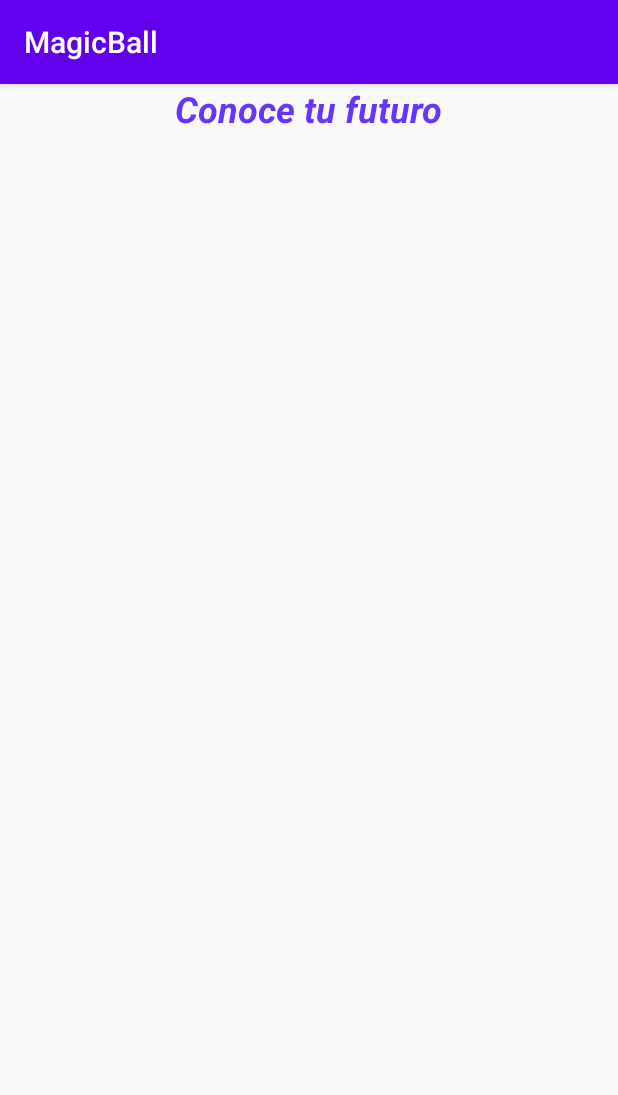
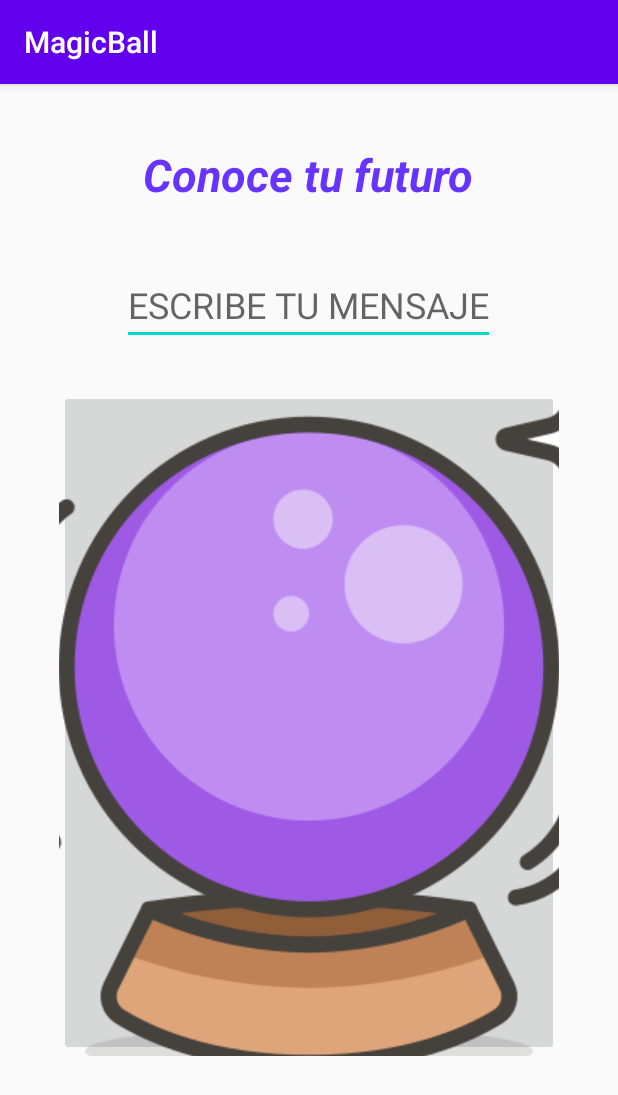
Before and after one commit to zlunadiaz/MagicBall, an Android app: the screen it shows after launch (MainActivity), on a phone screen of 412 x 824 dp. Shown: the top 1095 px of the screen. Run offline under Robolectric (Android 15) with nearby library versions, the phone set to English and light mode, and no system bars.

Commit message:
finalizacion de vista y archivo java

```diff
--- a/app/src/main/java/com/example/magicball/MainActivity.java
+++ b/app/src/main/java/com/example/magicball/MainActivity.java
@@ -2,12 +2,46 @@ package com.example.magicball;
 
 import android.support.v7.app.AppCompatActivity;
 import android.os.Bundle;
+import android.view.View;
+import android.widget.ImageButton;
+import android.widget.TextView;
+import android.widget.Toast;
 
-public class MainActivity extends AppCompatActivity {
+import java.util.Random;
+
+public class MainActivity extends AppCompatActivity implements View.OnClickListener{
+    private ImageButton Ball;
+    private TextView respuesta;
+    private String [] respuestaArray ={"Es cierto", "Definitivamente es así", "Sin duda", "Sí definitivamente", "Puede confiar en él", "Como yo lo veo, sí",
+            "Lo más probable", "Perspectiva buena", "Sí", "Las señales apuntan a sí", "Respuesta confusa intente de nuevo", "Pregunte de nuevo más tarde",
+            "Mejor no decirte ahora", "No puedo predecir ahora", "Concéntrate y pregunta de nuevo", "No cuentes con eso",
+            "Mi respuesta es no", "Mis fuentes dicen que no", "Outlook no es tan bueno", "Muy dudoso"};
 
     @Override
     protected void onCreate(Bundle savedInstanceState) {
         super.onCreate(savedInstanceState);
         setContentView(R.layout.activity_main);
+
+        //referencia la imagen
+        Ball = findViewById(R.id.btn);
+        //referencia texto
+        respuesta = findViewById(R.id.respuestavista);
+
+        //proceso
+        Ball.setOnClickListener(this);
+        Toast.makeText(MainActivity.this, "Consulta tu suerte", Toast.LENGTH_SHORT).show();
+    }
+    @Override
+    public void onClick(View v){
+        //creación metodo switch
+        switch (v.getId()){
+            case R.id.btn:
+
+                int rand = new Random().nextInt(respuestaArray.length);
+                respuesta.setText(respuestaArray[rand]);
+
+                break;
+        }
+
     }
 }
--- a/app/src/main/res/layout/activity_main.xml
+++ b/app/src/main/res/layout/activity_main.xml
@@ -13,8 +13,36 @@
         android:layout_gravity="center"
         android:text="@string/conoce_tu_futuro"
         android:textColor="#6633FF"
+        android:textSize="30sp"
+        android:textStyle="bold|italic"
+        android:layout_margin="40dp"
+        />
+    <EditText
+        android:id="@+id/question"
+        android:layout_width="wrap_content"
+        android:layout_height="wrap_content"
+        android:layout_gravity="center_horizontal"
         android:textSize="24sp"
-        android:textStyle="bold|italic"
-        />
+        android:hint="@string/escribe_tu_mensaje"
+        android:inputType="textShortMessage"/>
+
+    <ImageButton
+        android:id="@+id/btn"
+        android:layout_width="333dp"
+        android:layout_height="298dp"
+        android:layout_gravity="center"
+        android:layout_weight="400"
+        android:layout_margin="30dp"
+        android:src="@drawable/boladecristal"/>
+
+    <TextView
+        android:id="@+id/respuestavista"
+        android:layout_width="wrap_content"
+        android:layout_height="30dp"
+        android:layout_gravity="center"
+        android:layout_marginBottom="60dp"
+        android:textColor="#6633FF"
+        android:textSize="26sp"
+        android:textStyle="bold" />
 
 </LinearLayout>
--- a/app/src/main/res/values/strings.xml
+++ b/app/src/main/res/values/strings.xml
@@ -1,4 +1,6 @@
 <resources>
     <string name="app_name">MagicBall</string>
     <string name="conoce_tu_futuro">Conoce tu futuro</string>
+    <string name="escribe_tu_mensaje">ESCRIBE TU MENSAJE</string>
+    <string name="todo">TODO</string>
 </resources>
```
Also changed, not shown: app/src/main/res/drawable/boladecristal.png (added).
